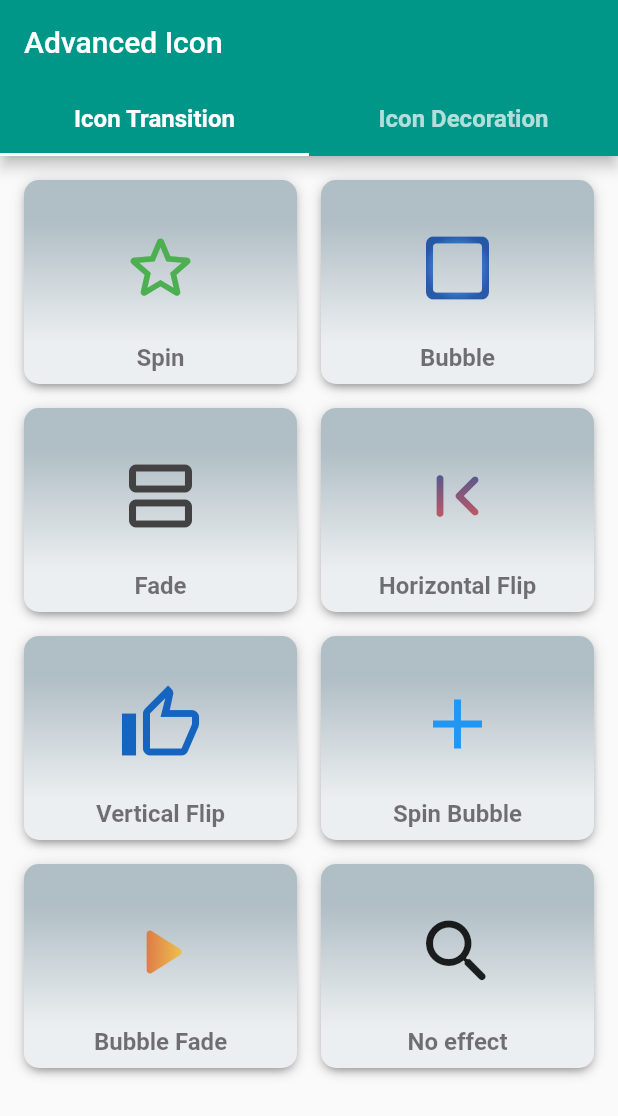
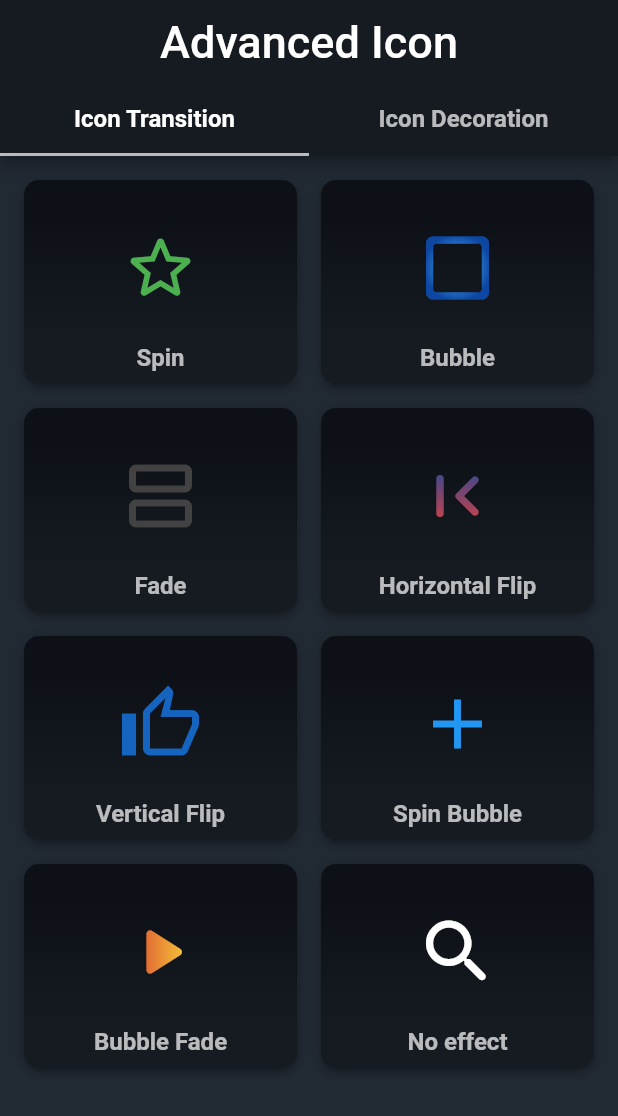
Before and after one commit to ankitmishradev/advanced-icon, a Flutter app: the screen it shows after launch, on a phone screen of 412 x 824 dp. Shown: the top 1116 px of the screen. Run offline on Flutter 3.47's test engine with Material 2 defaults, Android fonts, the phone set to English and light mode, and no system bars.

Commit message:
Update Example

```diff
--- a/example/lib/home_screen.dart
+++ b/example/lib/home_screen.dart
@@ -13,8 +13,16 @@ class HomeScreen extends StatelessWidget {
       length: 2,
       child: Scaffold(
         appBar: AppBar(
-          title: const Text('Advanced Icon'),
+          backgroundColor: Theme.of(context).primaryColor,
+          centerTitle: true,
+          title: const Text(
+            'Advanced Icon',
+            style: TextStyle(
+              fontSize: 30,
+            ),
+          ),
           bottom: const TabBar(
+            indicatorColor: Colors.white70,
             tabs: [Tab(text: 'Icon Transition'), Tab(text: 'Icon Decoration')],
           ),
         ),
--- a/example/lib/main.dart
+++ b/example/lib/main.dart
@@ -19,7 +19,9 @@ class _MyAppState extends State<MyApp> {
     return MaterialApp(
       title: 'Animated Flutter Icon',
       theme: ThemeData(
-        primarySwatch: Colors.teal,
+        brightness: Brightness.dark,
+        primaryColor: const Color(0xFF161B22),
+        scaffoldBackgroundColor: const Color(0xFF212933),
         tabBarTheme: const TabBarTheme(
           unselectedLabelStyle: TextStyle(
             inherit: true,
--- a/example/lib/widget/section.dart
+++ b/example/lib/widget/section.dart
@@ -18,11 +18,11 @@ class Section extends StatelessWidget {
       decoration: BoxDecoration(
         borderRadius: BorderRadius.circular(10.0),
         boxShadow: kElevationToShadow[3],
-        gradient: LinearGradient(
+        gradient: const LinearGradient(
           begin: Alignment.topCenter,
           end: Alignment.bottomCenter,
-          stops: const [0.2, 0.8],
-          colors: [Colors.blueGrey[200]!, Colors.blueGrey[50]!],
+          stops: [0.2, 0.8],
+          colors: [Color(0xFF0D1117), Color(0xFF161B22)],
         ),
       ),
       child: Column(
@@ -40,6 +40,7 @@ class Section extends StatelessWidget {
                   textAlign: TextAlign.center,
                   style: theme.textTheme.caption!.copyWith(
                     fontSize: 16.0,
+                    color: Colors.white70,
                     fontWeight: FontWeight.w600,
                   ),
                 )
```
